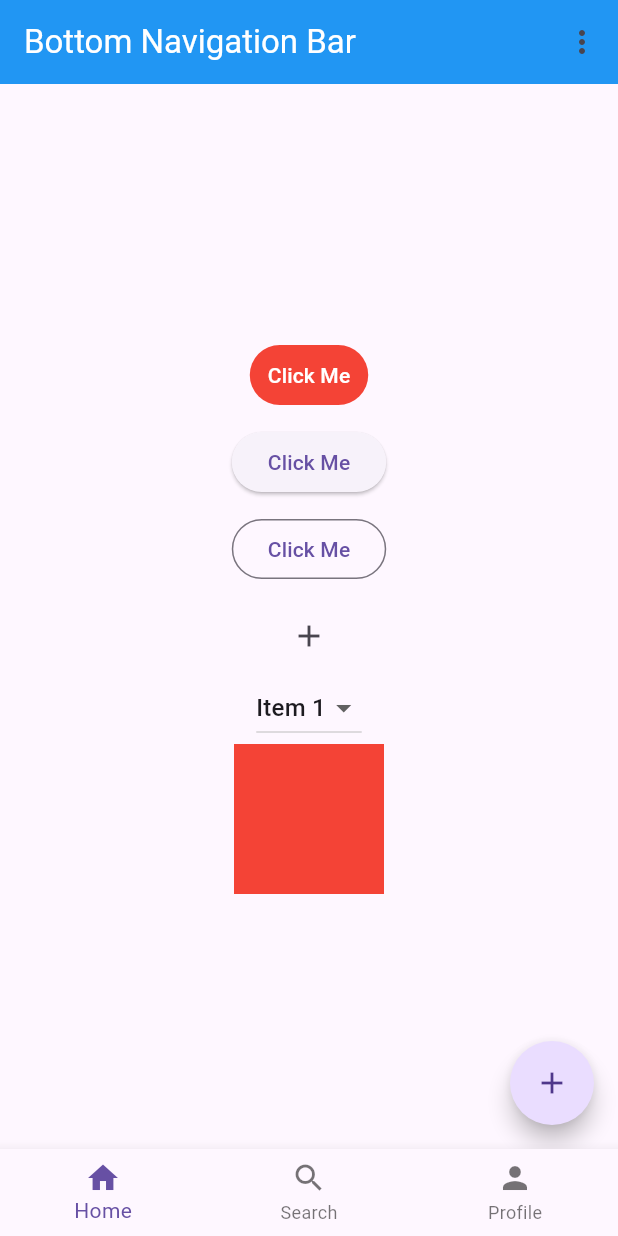
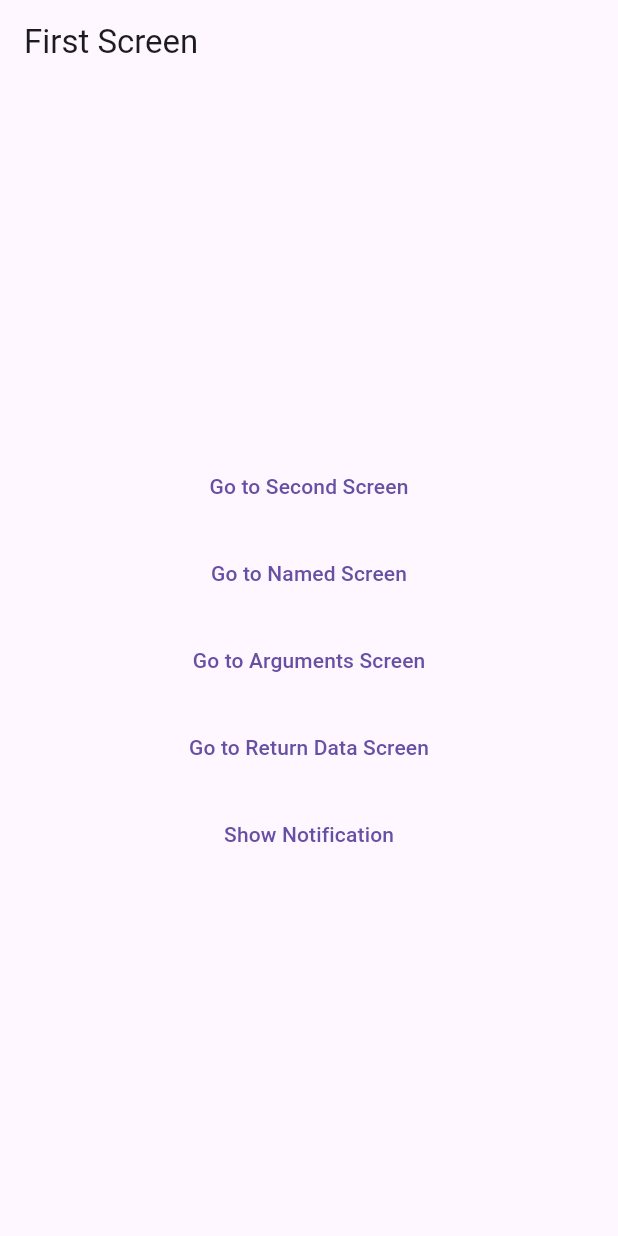
Before and after one commit to bukansaddam/latihan-flutter-5, a Flutter app: the screen it shows after launch, on a phone screen of 412 x 824 dp. Run offline on Flutter 3.47's test engine with Material 3 defaults, Android fonts, the phone set to English and light mode, and no system bars; our stand-ins replace flutter_local_notifications.

Commit message:
materi ke 6

```diff
--- a/lib/main.dart
+++ b/lib/main.dart
@@ -1,7 +1,18 @@
 import 'package:flutter/material.dart';
 import 'package:latihan_flutter/bot_navbar.dart';
+import 'package:latihan_flutter/navigation/arguments_screen.dart';
+import 'package:latihan_flutter/navigation/first_screen.dart';
+import 'package:latihan_flutter/navigation/named_screen.dart';
+import 'package:latihan_flutter/navigation/return_data_screen.dart';
+import 'package:latihan_flutter/navigation/second_screen.dart';
+import 'package:latihan_flutter/notification/notification_screen.dart';
+import 'package:latihan_flutter/notification/notification_service.dart';
 
-void main() {
+final GlobalKey<NavigatorState> navigatorKey = GlobalKey<NavigatorState>();
+
+void main() async {
+  WidgetsFlutterBinding.ensureInitialized();
+  await NotificationService.init();
   runApp(const MainApp());
 }
 
@@ -13,12 +24,19 @@ class MainApp extends StatefulWidget {
 }
 
 class _MainAppState extends State<MainApp> {
-
   @override
   Widget build(BuildContext context) {
-    return const MaterialApp(
+    return MaterialApp(
       debugShowCheckedModeBanner: false,
-      home: BottomNavBar(),
+      initialRoute: '/',
+      navigatorKey: navigatorKey,
+      routes: {
+        '/': (context) => const FirstScreen(),
+        '/second': (context) => const SecondScreen(),
+        '/named': (context) => const NamedScreen(),
+        '/return-data': (context) => const ReturnDataScreen(),
+        '/notif': (context) => const NotificationScreen(),
+      },
     );
   }
 }
--- /dev/null
+++ b/lib/navigation/first_screen.dart
@@ -0,0 +1,91 @@
+import 'package:flutter/material.dart';
+import 'package:latihan_flutter/navigation/arguments_screen.dart';
+import 'package:latihan_flutter/navigation/second_screen.dart';
+import 'package:latihan_flutter/notification/notification_service.dart';
+
+class FirstScreen extends StatefulWidget {
+  const FirstScreen({super.key});
+
+  @override
+  State<FirstScreen> createState() => _FirstScreenState();
+}
+
+class _FirstScreenState extends State<FirstScreen> {
+  @override
+  Widget build(BuildContext context) {
+    return Scaffold(
+      appBar: AppBar(
+        title: const Text('First Screen'),
+      ),
+      body: Center(
+        child: Column(
+          crossAxisAlignment: CrossAxisAlignment.center,
+          mainAxisAlignment: MainAxisAlignment.center,
+          children: [
+            TextButton(
+              onPressed: () {
+                Navigator.push(
+                  context,
+                  MaterialPageRoute(
+                    builder: (context) => const SecondScreen(),
+                  ),
+                );
+              },
+              child: const Text('Go to Second Screen'),
+            ),
+            const SizedBox(
+              height: 10,
+            ),
+            TextButton(
+              onPressed: () {
+                Navigator.pushNamed(context, '/named');
+              },
+              child: const Text('Go to Named Screen'),
+            ),
+            const SizedBox(
+              height: 10,
+            ),
+            TextButton(
+              onPressed: () {
+                Navigator.push(context, MaterialPageRoute(builder: (context) {
+                  return const ArgumentsScreen(
+                    message: 'Halo',
+                  );
+                }));
+              },
+              child: const Text('Go to Arguments Screen'),
+            ),
+            const SizedBox(
+              height: 10,
+            ),
+            TextButton(
+              onPressed: () {
+                _returnData();
+              },
+              child: const Text('Go to Return Data Screen'),
+            ),
+            const SizedBox(
+              height: 10,
+            ),
+            TextButton(
+              onPressed: () {
+                NotificationService.showNotification('Notification', 'This is a notification', 'openPage');
+              },
+              child: const Text('Show Notification'),
+            ),
+          ],
+        ),
+      ),
+    );
+  }
+
+  Future<void> _returnData() async {
+    final result = await Navigator.pushNamed(context, '/return-data');
+
+    ScaffoldMessenger.of(context).showSnackBar(
+      SnackBar(
+        content: Text('$result'),
+      ),
+    );
+  }
+}
--- /dev/null
+++ b/lib/notification/notification_service.dart
@@ -0,0 +1,61 @@
+import 'package:flutter_local_notifications/flutter_local_notifications.dart';
+import 'package:latihan_flutter/main.dart';
+
+class NotificationService {
+  static final FlutterLocalNotificationsPlugin flutterLocalNotificationsPlugin =
+      FlutterLocalNotificationsPlugin();
+
+  static Future<void> onDidReceiveNotification(
+      NotificationResponse notificationResponse) async {
+        // isi terakhir
+        if (notificationResponse.payload != null) {
+      String? payload = notificationResponse.payload;
+
+      if (payload == 'openPage') {
+        navigatorKey.currentState?.pushNamed('/notif');
+      }
+    }
+  }
+
+  static Future<void> init() async {
+    const AndroidInitializationSettings androidInitializationSettings =
+        AndroidInitializationSettings("@mipmap/ic_launcher");
+    const DarwinInitializationSettings iOSInitializationSettings =
+        DarwinInitializationSettings();
+
+    const InitializationSettings initializationSettings =
+        InitializationSettings(
+      android: androidInitializationSettings,
+      iOS: iOSInitializationSettings,
+    );
+    await flutterLocalNotificationsPlugin.initialize(
+      initializationSettings,
+      onDidReceiveNotificationResponse: onDidReceiveNotification,
+      onDidReceiveBackgroundNotificationResponse: onDidReceiveNotification,
+    );
+
+    await flutterLocalNotificationsPlugin
+        .resolvePlatformSpecificImplementation<
+            AndroidFlutterLocalNotificationsPlugin>()
+        ?.requestNotificationsPermission();
+  }
+
+  static Future<void> showNotification(String title, String body, String payload) async {
+    const NotificationDetails platformChannelSpecifics = NotificationDetails(
+        android: AndroidNotificationDetails(
+          'channel_id',
+          'channel_name',
+          importance: Importance.max,
+          priority: Priority.high,
+        ),
+        iOS: DarwinNotificationDetails());
+
+    await flutterLocalNotificationsPlugin.show(
+      0,
+      title,
+      body,
+      platformChannelSpecifics,
+      payload: payload,
+    );
+  }
+}
--- a/pubspec.yaml
+++ b/pubspec.yaml
@@ -9,11 +9,12 @@ environment:
 dependencies:
   flutter:
     sdk: flutter
+  flutter_local_notifications: ^17.2.4
 
 dev_dependencies:
+  flutter_lints: ^4.0.0
   flutter_test:
     sdk: flutter
-  flutter_lints: ^4.0.0
 
 flutter:
   uses-material-design: true
```
Also changed, not shown: lib/navigation/arguments_screen.dart (added, +44 -0 lines), lib/navigation/named_screen.dart (added, +33 -0 lines), lib/navigation/return_data_screen.dart (added, +33 -0 lines), lib/navigation/second_screen.dart (added, +33 -0 lines), lib/notification/notification_screen.dart (added, +33 -0 lines), pubspec.lock, 10 other files.
